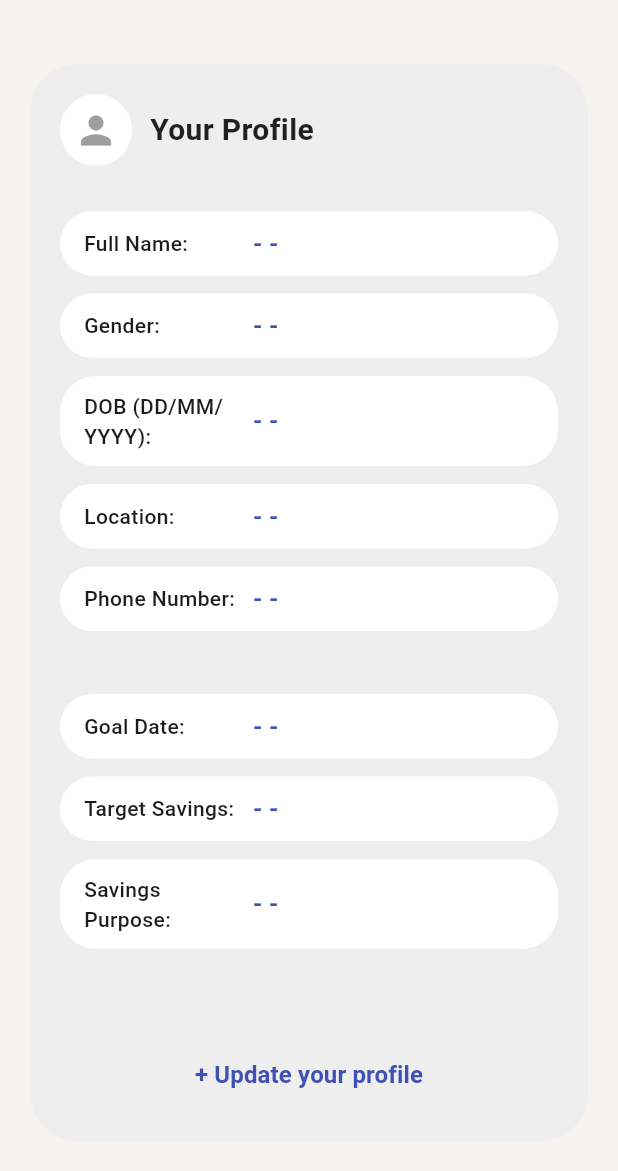
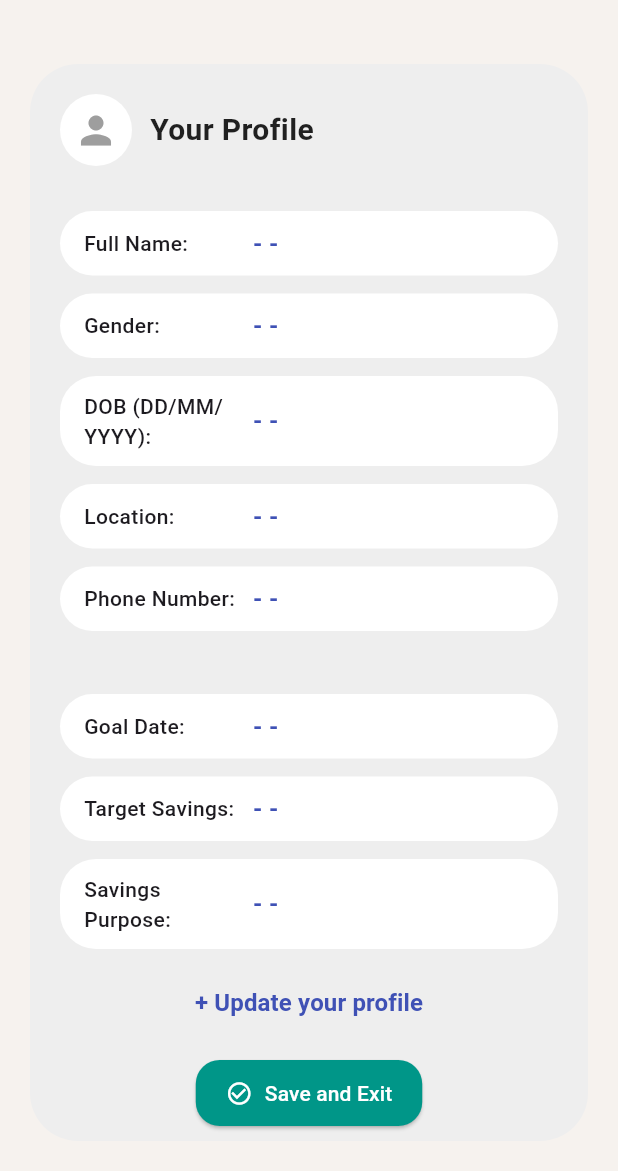
Before and after one commit to WilsonAnthonyT/SaveWiserApp, a Flutter app: the MainNavigation screen opened directly, item 2 of the bottom bar chosen, after a tap on the "account circle" icon, on a phone screen of 412 x 824 dp, the part 65-1236 px from its top. Run offline on Flutter 3.47's test engine with Material 3 defaults, Android fonts, the phone set to English and light mode, and no system bars; our stand-ins replace firebase_auth, firebase_core, fl_chart, flutter_local_notifications, flutter_timezone, hive and 5 more; accounts and stored records are empty.

Commit message:
fix current savings again

```diff
--- a/savewiser/lib/main.dart
+++ b/savewiser/lib/main.dart
@@ -48,6 +48,11 @@ void main() async {
   Hive.registerAdapter(TransactionAdapter());
   //await Hive.deleteBoxFromDisk('transactions');
   await Hive.openBox<Transaction>('transactions');
+
+  FlutterError.onError = (FlutterErrorDetails details) {
+    FlutterError.presentError(details);
+    print('❌ Flutter Error: ${details.exception}');
+  };
 
   runApp(SaveWiserApp());
 }
--- a/savewiser/lib/main_nav.dart
+++ b/savewiser/lib/main_nav.dart
@@ -64,11 +64,19 @@ class _MainNavigationState extends State<MainNavigation> {
         actions: [
           IconButton(
             icon: Icon(Icons.account_circle),
-            onPressed: () {
-              Navigator.push(
+            onPressed: () async {
+              final result = await Navigator.push(
                 context,
-                MaterialPageRoute(builder: (context) => ProfilePage()),
+                MaterialPageRoute(builder: (context) => const ProfilePage()),
               );
+
+              if (result == true && mounted && _selectedIndex == 1) {
+                // 👈 Only refresh if ProfilePage requested it and CurrentSavings is active
+                setState(() {
+                  // Force rebuild of CurrentSavingsPage
+                  _pages[1] = CurrentSavingsPage(key: UniqueKey());
+                });
+              }
             },
           ),
         ],
--- a/savewiser/lib/pages/current_savings.dart
+++ b/savewiser/lib/pages/current_savings.dart
@@ -43,6 +43,9 @@ class _CurrentSavingsPageState extends State<CurrentSavingsPage> {
   late List<MonthYear> _recentMonths;
   late MonthYear _selectedMonthYear;
   String _targetAmount = '';
+  DateTime? _goalDate;
+  bool _hasReachedGoal = false;
+  String _goalFeedbackMessage = '';
   //bool _homeNotifications = true;
 
   @override
@@ -53,20 +56,67 @@ class _CurrentSavingsPageState extends State<CurrentSavingsPage> {
     _loadPrefs();
   }
 
-  @override
-  void didChangeDependencies() {
-    super.didChangeDependencies();
-    _loadPrefs();
-  }
-
   Future<void> _loadPrefs() async {
     final prefs = await SharedPreferences.getInstance();
     final loaded = prefs.getString('amount') ?? '';
-    //print('🎯 Loaded target amount: $loaded'); // Debug
     setState(() {
       _targetAmount = loaded;
-      //_homeNotifications = prefs.getBool('homeNotifications') ?? true;
     });
+    // 👈 New function
+  }
+
+  Future<void> _resetGoalData() async {
+    final prefs = await SharedPreferences.getInstance();
+
+    final allTx = _box.values.toList();
+    final currentSavings = allTx
+        .where(
+          (tx) => tx.transactionType == 'Expense' && tx.category == 'Savings',
+        )
+        .fold(0.0, (sum, tx) => sum + tx.amount.abs());
+
+    await prefs.setDouble(
+      'savingsBaseline',
+      currentSavings,
+    ); // 👈 Save as baseline
+    await prefs.remove('amount');
+    await prefs.remove('goalDate');
+    await prefs.remove('purpose');
+
+    setState(() {
+      _targetAmount = '';
+    });
+  }
+
+  void _showGoalResetDialog(BuildContext context) {
+    showDialog(
+      context: context,
+      builder: (_) => AlertDialog(
+        title: const Text("Goal Achieved 🎉"),
+        content: const Text(
+          "You've reached your savings target!\nWhat would you like to do next?",
+        ),
+        actions: [
+          TextButton(
+            onPressed: () {
+              _resetGoalData();
+              Navigator.pop(context);
+            },
+            child: const Text("Reset Goal"),
+          ),
+          TextButton(
+            onPressed: () {
+              Navigator.pop(context);
+              Navigator.push(
+                context,
+                MaterialPageRoute(builder: (_) => const SpendingTrackerPage()),
+              );
+            },
+            child: const Text("Continue Saving"),
+          ),
+        ],
+      ),
+    );
   }
 
   void _refreshMonths() {
@@ -439,11 +489,56 @@ class _CurrentSavingsPageState extends State<CurrentSavingsPage> {
   }
 
   Widget _buildSavingsCard(List<Transaction> allTransactions) {
-    final totalSavings = allTransactions
+    final rawSavings = allTransactions
         .where(
           (tx) => tx.transactionType == 'Expense' && tx.category == 'Savings',
         )
         .fold(0.0, (sum, tx) => sum + tx.amount.abs());
+
+    final targetAmount =
+        double.tryParse(_targetAmount.replaceAll(',', '')) ?? 0;
+
+    return FutureBuilder<SharedPreferences>(
+      future: SharedPreferences.getInstance(),
+      builder: (context, snapshot) {
+        if (!snapshot.hasData) return const SizedBox();
+
+        final prefs = snapshot.data!;
+        final baseline = prefs.getDouble('savingsBaseline') ?? 0.0;
+
+        final totalSavings = (rawSavings - baseline).clamp(0, double.infinity);
+
+        final goalDateStr = prefs.getString('goalDate') ?? '';
+        DateTime? goalDate;
+
+        if (goalDateStr.isNotEmpty) {
+          try {
+            goalDate = DateTime.parse(goalDateStr);
+          } catch (_) {}
+        }
+
+        final hasReachedGoal = totalSavings >= targetAmount;
+        final today = DateTime.now();
+        final todayOnly = DateTime(today.year, today.month, today.day);
+        final goalOnly = goalDate != null
+            ? DateTime(goalDate.year, goalDate.month, goalDate.day)
+            : null;
+
+        final diffDays = goalOnly != null
+            ? todayOnly.difference(goalOnly).inDays
+            : null;
+
+        String feedbackMessage = '';
+        if (hasReachedGoal && goalDate != null) {
+          if (diffDays! < 0) {
+            feedbackMessage =
+                "🎉 You reached your goal ${-diffDays} days early!";
+          } else if (diffDays == 0) {
+            feedbackMessage = "🎯 You reached your goal on time!";
+          } else {
+            feedbackMessage = "✅ Goal achieved ${diffDays} days late!";
+          }
+        }
 
         return Container(
           width: double.infinity,
@@ -453,17 +548,26 @@ class _CurrentSavingsPageState extends State<CurrentSavingsPage> {
             color: Colors.white,
             borderRadius: BorderRadius.circular(16),
             boxShadow: [
-          BoxShadow(color: Colors.black12, blurRadius: 6, offset: Offset(0, 3)),
+              BoxShadow(
+                color: Colors.black12,
+                blurRadius: 6,
+                offset: Offset(0, 3),
+              ),
             ],
           ),
           child: Column(
             crossAxisAlignment: CrossAxisAlignment.start,
             children: [
               const Text(
-            'Total Saved (All Time)',
+                'Total Saved',
                 style: TextStyle(fontSize: 16, fontWeight: FontWeight.w600),
               ),
-          const SizedBox(height: 8),
+              const SizedBox(height: 4),
+              Text(
+                "Since last goal reset",
+                style: TextStyle(fontSize: 12, color: Colors.grey[600]),
+              ),
+              const SizedBox(height: 6),
               Text(
                 '${currencyFormatter.format(totalSavings)} IDR',
                 style: const TextStyle(
@@ -472,7 +576,6 @@ class _CurrentSavingsPageState extends State<CurrentSavingsPage> {
                   color: Colors.teal,
                 ),
               ),
-
               const SizedBox(height: 12),
               Row(
                 mainAxisAlignment: MainAxisAlignment.start,
@@ -493,8 +596,27 @@ class _CurrentSavingsPageState extends State<CurrentSavingsPage> {
                   ),
                 ],
               ),
+
+              if (hasReachedGoal) ...[
+                const SizedBox(height: 12),
+                Text(
+                  feedbackMessage,
+                  style: const TextStyle(
+                    color: Colors.green,
+                    fontWeight: FontWeight.bold,
+                  ),
+                ),
+                const SizedBox(height: 10),
+                ElevatedButton.icon(
+                  icon: const Icon(Icons.refresh),
+                  onPressed: () => _showGoalResetDialog(context),
+                  label: const Text("Start New Goal"),
+                ),
+              ],
             ],
           ),
+        );
+      },
     );
   }
 }
--- a/savewiser/lib/pages/profile_page.dart
+++ b/savewiser/lib/pages/profile_page.dart
@@ -82,12 +82,13 @@ class _ProfilePageState extends State<ProfilePage> {
       appBar: AppBar(
         backgroundColor: const Color(0xFFF6F2EE),
         elevation: 0,
-        leading: IconButton(
-          icon: const Icon(Icons.arrow_back, color: Colors.black87),
-          onPressed: () {
-            Navigator.pop(context); // 👈 Go back
-          },
-        ),
+        // leading: IconButton(
+        //   icon: const Icon(Icons.arrow_back, color: Colors.black87),
+        //   onPressed: () {
+        //     Navigator.pop(context, true); // 👈 Go back
+        //   },
+        // ),
+        automaticallyImplyLeading: true,
         centerTitle: true,
         title: Text(
           'SAVEWISER',
@@ -158,17 +159,39 @@ class _ProfilePageState extends State<ProfilePage> {
                             MaterialPageRoute(
                               builder: (context) => const UpdateProfilePage(),
                             ),
-                          ).then(
-                            (_) => _loadProfile(),
-                          ); // 👈 Reload profile when returning
+                          ).then((_) => _loadProfile());
                         },
-
                         child: const Text(
                           '+ Update your profile',
                           style: TextStyle(
                             fontWeight: FontWeight.bold,
                             fontSize: 16,
                             color: Colors.indigo,
+                          ),
+                        ),
+                      ),
+
+                      const SizedBox(height: 12),
+
+                      // ✅ Save and Exit button
+                      ElevatedButton.icon(
+                        onPressed: () {
+                          Navigator.pop(
+                            context,
+                            true,
+                          ); // ✅ Triggers return value
+                        },
+                        icon: const Icon(Icons.check_circle_outline),
+                        label: const Text("Save and Exit"),
+                        style: ElevatedButton.styleFrom(
+                          foregroundColor: Colors.white,
+                          backgroundColor: Colors.teal,
+                          padding: const EdgeInsets.symmetric(
+                            horizontal: 20,
+                            vertical: 12,
+                          ),
+                          shape: RoundedRectangleBorder(
+                            borderRadius: BorderRadius.circular(16),
                           ),
                         ),
                       ),
```
Also changed, not shown: savewiser/lib/setup_page.dart (+4 -5 lines). Lines whose indentation alone changed are shown as unchanged.
